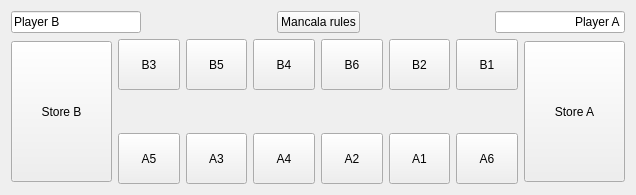
Old version of the form form.ui in the repository HarmaEverts/Mancala_CLI.
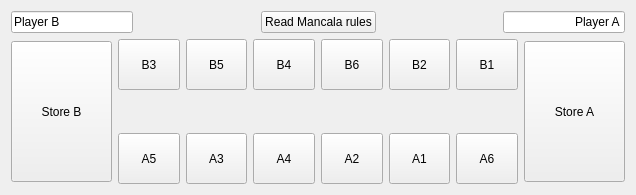
New version of the form.

```diff
--- a/form.ui
+++ b/form.ui
@@ -41,7 +41,7 @@
        <item>
         <widget class="QPushButton" name="button_rules">
          <property name="text">
-          <string>Mancala rules</string>
+          <string>Read Mancala rules</string>
          </property>
         </widget>
        </item>
```
